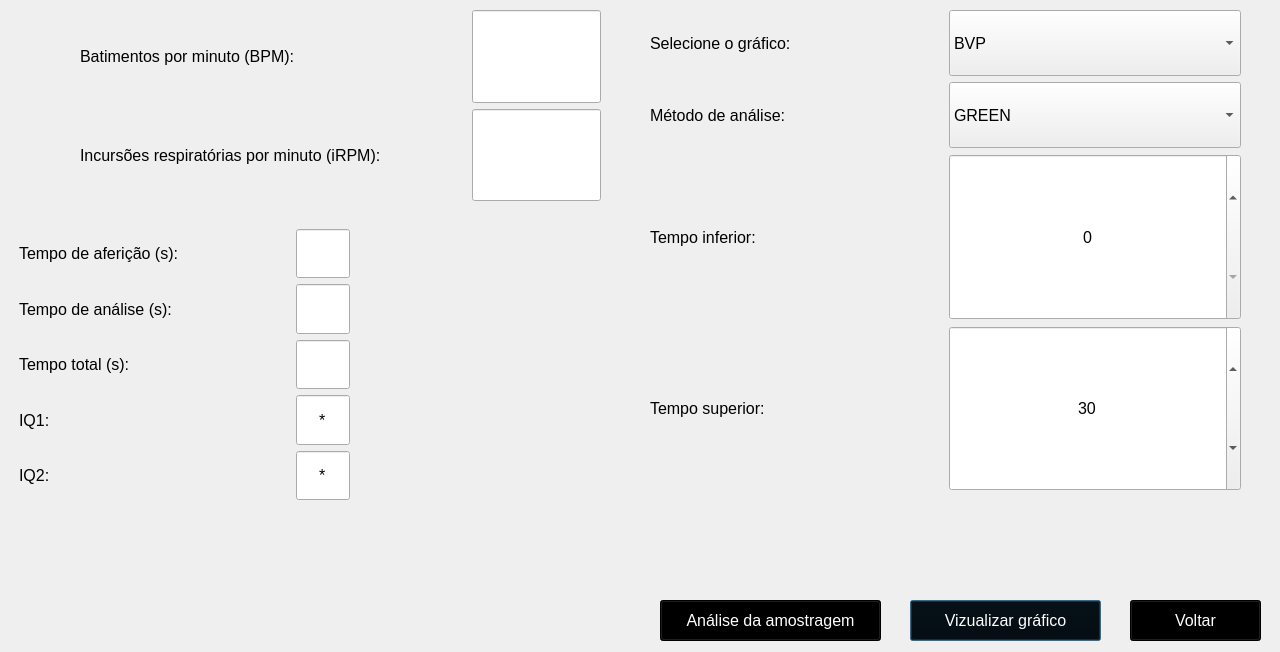
Above: qt_desiner/results.ui from MirandaBiel/lion before the change. Below: the same form after it.
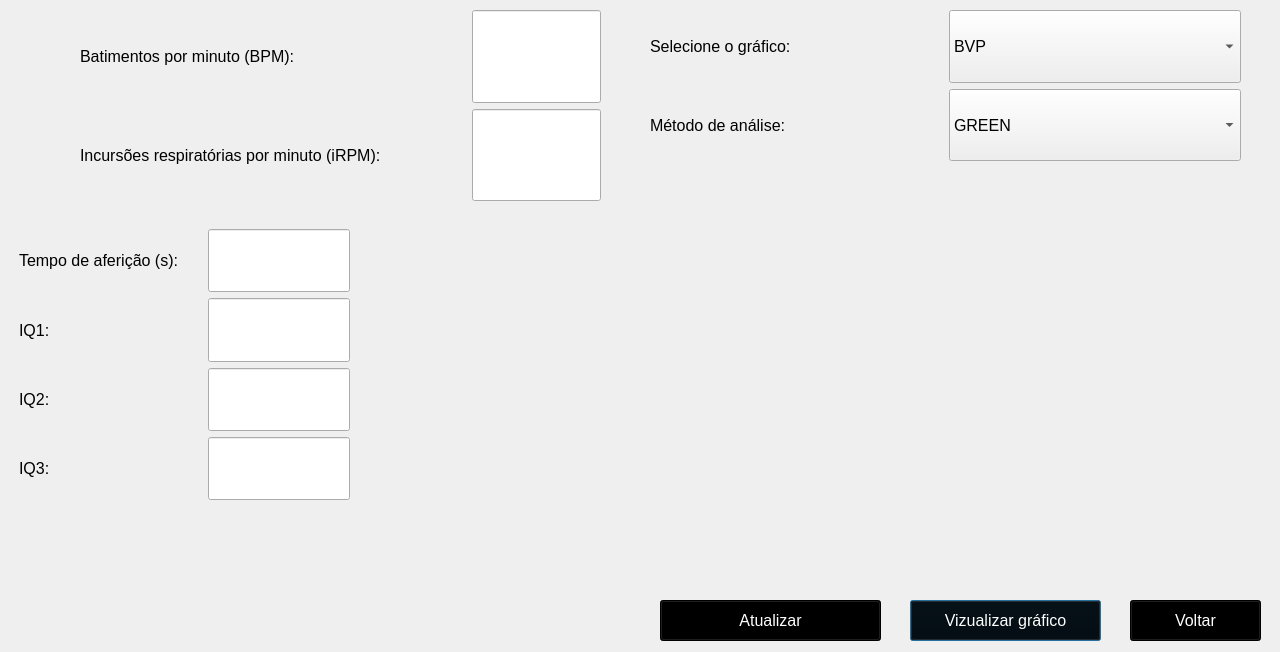
That is the form after the change. Icons and pictures are not drawn.

```diff
--- a/qt_desiner/results.ui
+++ b/qt_desiner/results.ui
@@ -106,63 +106,14 @@
      <x>650</x>
      <y>10</y>
      <width>591</width>
-     <height>481</height>
+     <height>151</height>
     </rect>
    </property>
-   <layout class="QGridLayout" name="gridGrafico" rowstretch="2,2,5,5">
-    <item row="3" column="1">
-     <widget class="QSpinBox" name="spinBox_t_sup">
-      <property name="sizePolicy">
-       <sizepolicy hsizetype="Minimum" vsizetype="Minimum">
-        <horstretch>0</horstretch>
-        <verstretch>0</verstretch>
-       </sizepolicy>
-      </property>
-      <property name="alignment">
-       <set>Qt::AlignCenter</set>
-      </property>
-      <property name="maximum">
-       <number>99999</number>
-      </property>
-      <property name="value">
-       <number>30</number>
-      </property>
-     </widget>
-    </item>
-    <item row="3" column="0">
-     <widget class="QLabel" name="label_t_sup">
-      <property name="text">
-       <string>Tempo superior:</string>
-      </property>
-     </widget>
-    </item>
-    <item row="2" column="0">
-     <widget class="QLabel" name="label_t_inf">
-      <property name="text">
-       <string>Tempo inferior:</string>
-      </property>
-     </widget>
-    </item>
-    <item row="2" column="1">
-     <widget class="QSpinBox" name="spinBox_t_inf">
-      <property name="sizePolicy">
-       <sizepolicy hsizetype="Minimum" vsizetype="Minimum">
-        <horstretch>0</horstretch>
-        <verstretch>0</verstretch>
-       </sizepolicy>
-      </property>
-      <property name="alignment">
-       <set>Qt::AlignCenter</set>
-      </property>
-      <property name="maximum">
-       <number>9999</number>
-      </property>
-     </widget>
-    </item>
+   <layout class="QGridLayout" name="gridGrafico" rowstretch="1,1">
     <item row="0" column="1">
      <widget class="QComboBox" name="comboBox_grafico">
       <property name="sizePolicy">
-       <sizepolicy hsizetype="Preferred" vsizetype="Minimum">
+       <sizepolicy hsizetype="Preferred" vsizetype="Expanding">
         <horstretch>0</horstretch>
         <verstretch>0</verstretch>
        </sizepolicy>
@@ -193,6 +144,12 @@
     </item>
     <item row="1" column="0">
      <widget class="QLabel" name="label_metodo">
+      <property name="sizePolicy">
+       <sizepolicy hsizetype="Preferred" vsizetype="Minimum">
+        <horstretch>0</horstretch>
+        <verstretch>0</verstretch>
+       </sizepolicy>
+      </property>
       <property name="text">
        <string>Método de análise:</string>
       </property>
@@ -286,17 +243,7 @@
      <height>271</height>
     </rect>
    </property>
-   <layout class="QGridLayout" name="gridSecondResults" columnstretch="5,1">
-    <item row="3" column="0">
-     <widget class="QLabel" name="label_IQ1">
-      <property name="text">
-       <string>IQ1:</string>
-      </property>
-      <property name="alignment">
-       <set>Qt::AlignLeading|Qt::AlignLeft|Qt::AlignVCenter</set>
-      </property>
-     </widget>
-    </item>
+   <layout class="QGridLayout" name="gridSecondResults" columnstretch="5,0">
     <item row="0" column="0">
      <widget class="QLabel" name="label_t_afericao">
       <property name="text">
@@ -307,32 +254,6 @@
       </property>
      </widget>
     </item>
-    <item row="2" column="0">
-     <widget class="QLabel" name="label_t_total">
-      <property name="text">
-       <string>Tempo total (s):</string>
-      </property>
-      <property name="alignment">
-       <set>Qt::AlignLeading|Qt::AlignLeft|Qt::AlignVCenter</set>
-      </property>
-     </widget>
-    </item>
-    <item row="2" column="1">
-     <widget class="QLineEdit" name="lineEdit_t_total">
-      <property name="sizePolicy">
-       <sizepolicy hsizetype="Expanding" vsizetype="Minimum">
-        <horstretch>0</horstretch>
-        <verstretch>0</verstretch>
-       </sizepolicy>
-      </property>
-      <property name="alignment">
-       <set>Qt::AlignCenter</set>
-      </property>
-      <property name="readOnly">
-       <bool>true</bool>
-      </property>
-     </widget>
-    </item>
     <item row="0" column="1">
      <widget class="QLineEdit" name="lineEdit_t_afericao">
       <property name="sizePolicy">
@@ -349,6 +270,25 @@
       </property>
      </widget>
     </item>
+    <item row="2" column="1">
+     <widget class="QLineEdit" name="lineEdit_iq1">
+      <property name="sizePolicy">
+       <sizepolicy hsizetype="Expanding" vsizetype="Minimum">
+        <horstretch>0</horstretch>
+        <verstretch>0</verstretch>
+       </sizepolicy>
+      </property>
+      <property name="text">
+       <string/>
+      </property>
+      <property name="alignment">
+       <set>Qt::AlignCenter</set>
+      </property>
+      <property name="readOnly">
+       <bool>true</bool>
+      </property>
+     </widget>
+    </item>
     <item row="1" column="1">
      <widget class="QLineEdit" name="lineEdit_t_analise">
       <property name="sizePolicy">
@@ -365,17 +305,36 @@
       </property>
      </widget>
     </item>
+    <item row="3" column="1">
+     <widget class="QLineEdit" name="lineEdit_iq2">
+      <property name="sizePolicy">
+       <sizepolicy hsizetype="Expanding" vsizetype="Minimum">
+        <horstretch>0</horstretch>
+        <verstretch>0</verstretch>
+       </sizepolicy>
+      </property>
+      <property name="text">
+       <string/>
+      </property>
+      <property name="alignment">
+       <set>Qt::AlignCenter</set>
+      </property>
+      <property name="readOnly">
+       <bool>true</bool>
+      </property>
+     </widget>
+    </item>
     <item row="1" column="0">
-     <widget class="QLabel" name="label_t_analise">
+     <widget class="QLabel" name="label_IQ1">
       <property name="text">
-       <string>Tempo de análise (s):</string>
+       <string>IQ1:</string>
       </property>
       <property name="alignment">
        <set>Qt::AlignLeading|Qt::AlignLeft|Qt::AlignVCenter</set>
       </property>
      </widget>
     </item>
-    <item row="4" column="0">
+    <item row="2" column="0">
      <widget class="QLabel" name="label_IQ2">
       <property name="text">
        <string>IQ2:</string>
@@ -385,41 +344,13 @@
       </property>
      </widget>
     </item>
-    <item row="3" column="1">
-     <widget class="QLineEdit" name="lineEdit_iq1">
-      <property name="sizePolicy">
-       <sizepolicy hsizetype="Expanding" vsizetype="Minimum">
-        <horstretch>0</horstretch>
-        <verstretch>0</verstretch>
-       </sizepolicy>
-      </property>
+    <item row="3" column="0">
+     <widget class="QLabel" name="label_IQ2_2">
       <property name="text">
-       <string>*</string>
+       <string>IQ3:</string>
       </property>
       <property name="alignment">
-       <set>Qt::AlignCenter</set>
-      </property>
-      <property name="readOnly">
-       <bool>true</bool>
-      </property>
-     </widget>
-    </item>
-    <item row="4" column="1">
-     <widget class="QLineEdit" name="lineEdit_iq2">
-      <property name="sizePolicy">
-       <sizepolicy hsizetype="Expanding" vsizetype="Minimum">
-        <horstretch>0</horstretch>
-        <verstretch>0</verstretch>
-       </sizepolicy>
-      </property>
-      <property name="text">
-       <string>*</string>
-      </property>
-      <property name="alignment">
-       <set>Qt::AlignCenter</set>
-      </property>
-      <property name="readOnly">
-       <bool>true</bool>
+       <set>Qt::AlignLeading|Qt::AlignLeft|Qt::AlignVCenter</set>
       </property>
      </widget>
     </item>
@@ -439,7 +370,7 @@
 color: rgb(255, 255, 255);</string>
    </property>
    <property name="text">
-    <string>Análise da amostragem</string>
+    <string>Atualizar</string>
    </property>
   </widget>
   <widget class="QPushButton" name="pushButton_main_w">
@@ -459,6 +390,19 @@
     <string>Voltar</string>
    </property>
   </widget>
+  <widget class="QLabel" name="label">
+   <property name="geometry">
+    <rect>
+     <x>650</x>
+     <y>180</y>
+     <width>611</width>
+     <height>381</height>
+    </rect>
+   </property>
+   <property name="text">
+    <string/>
+   </property>
+  </widget>
  </widget>
  <resources>
   <include location="icones.qrc"/>
```
